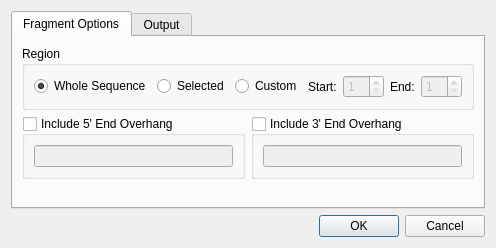
Above: src/plugins/enzymes/src/ui/CreateFragmentDialog.ui from violethaze74/ugene before the change. Below: the same form after it.
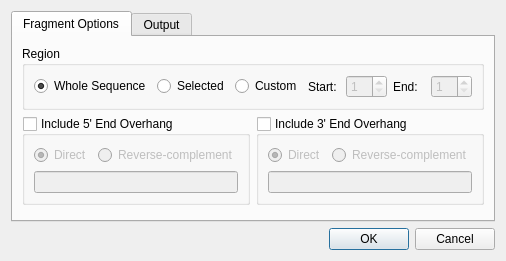
That is the form after the change.

```diff
--- a/src/plugins/enzymes/src/ui/CreateFragmentDialog.ui
+++ b/src/plugins/enzymes/src/ui/CreateFragmentDialog.ui
@@ -6,8 +6,8 @@
    <rect>
     <x>0</x>
     <y>0</y>
-    <width>480</width>
-    <height>248</height>
+    <width>475</width>
+    <height>261</height>
    </rect>
   </property>
   <property name="windowTitle">
@@ -105,6 +105,27 @@
             <bool>false</bool>
            </property>
            <layout class="QVBoxLayout" name="verticalLayout_2">
+            <item>
+             <layout class="QHBoxLayout" name="horizontalLayout_3">
+              <item>
+               <widget class="QRadioButton" name="lDirectButton">
+                <property name="text">
+                 <string>Direct</string>
+                </property>
+                <property name="checked">
+                 <bool>true</bool>
+                </property>
+               </widget>
+              </item>
+              <item>
+               <widget class="QRadioButton" name="lComplButton">
+                <property name="text">
+                 <string>Reverse-complement</string>
+                </property>
+               </widget>
+              </item>
+             </layout>
+            </item>
             <item>
              <widget class="QLineEdit" name="lCustomOverhangEdit">
               <property name="enabled">
@@ -130,6 +151,27 @@
             <bool>false</bool>
            </property>
            <layout class="QVBoxLayout" name="verticalLayout_3">
+            <item>
+             <layout class="QHBoxLayout" name="horizontalLayout_4">
+              <item>
+               <widget class="QRadioButton" name="rDirectButton">
+                <property name="text">
+                 <string>Direct</string>
+                </property>
+                <property name="checked">
+                 <bool>true</bool>
+                </property>
+               </widget>
+              </item>
+              <item>
+               <widget class="QRadioButton" name="rComplButton">
+                <property name="text">
+                 <string>Reverse-complement</string>
+                </property>
+               </widget>
+              </item>
+             </layout>
+            </item>
             <item>
              <widget class="QLineEdit" name="rCustomOverhangEdit">
               <property name="enabled">
```
